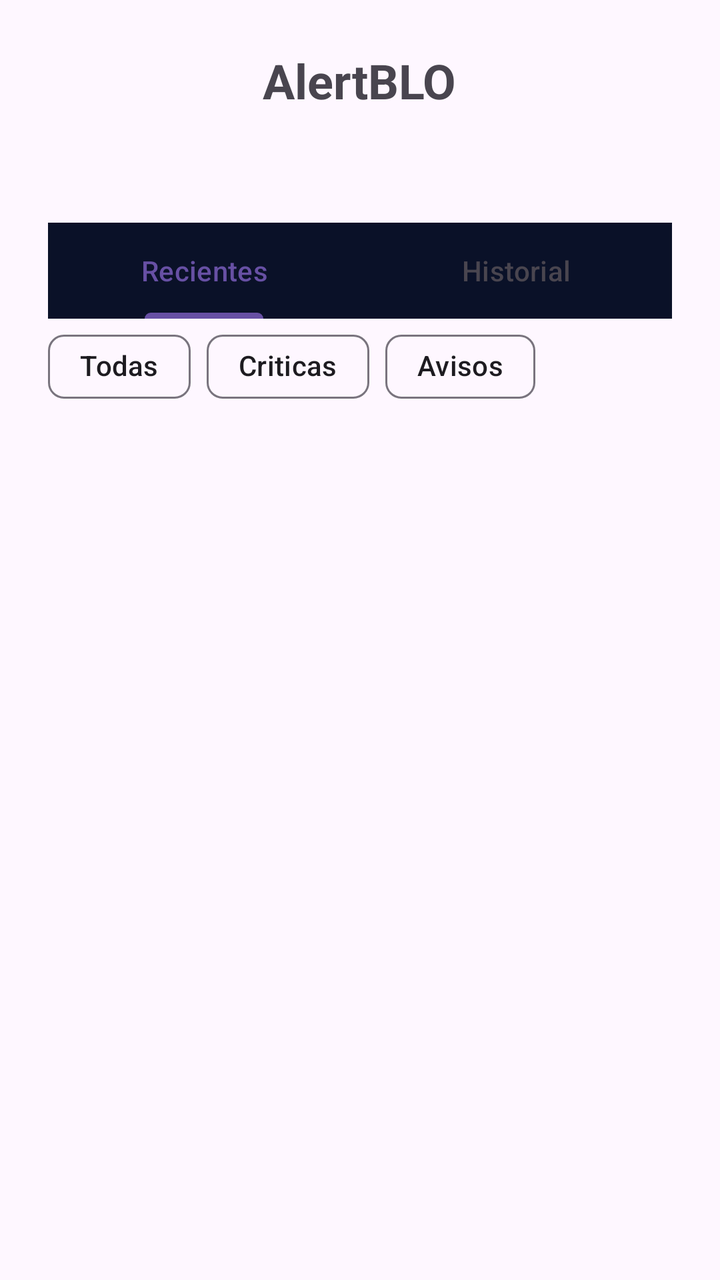
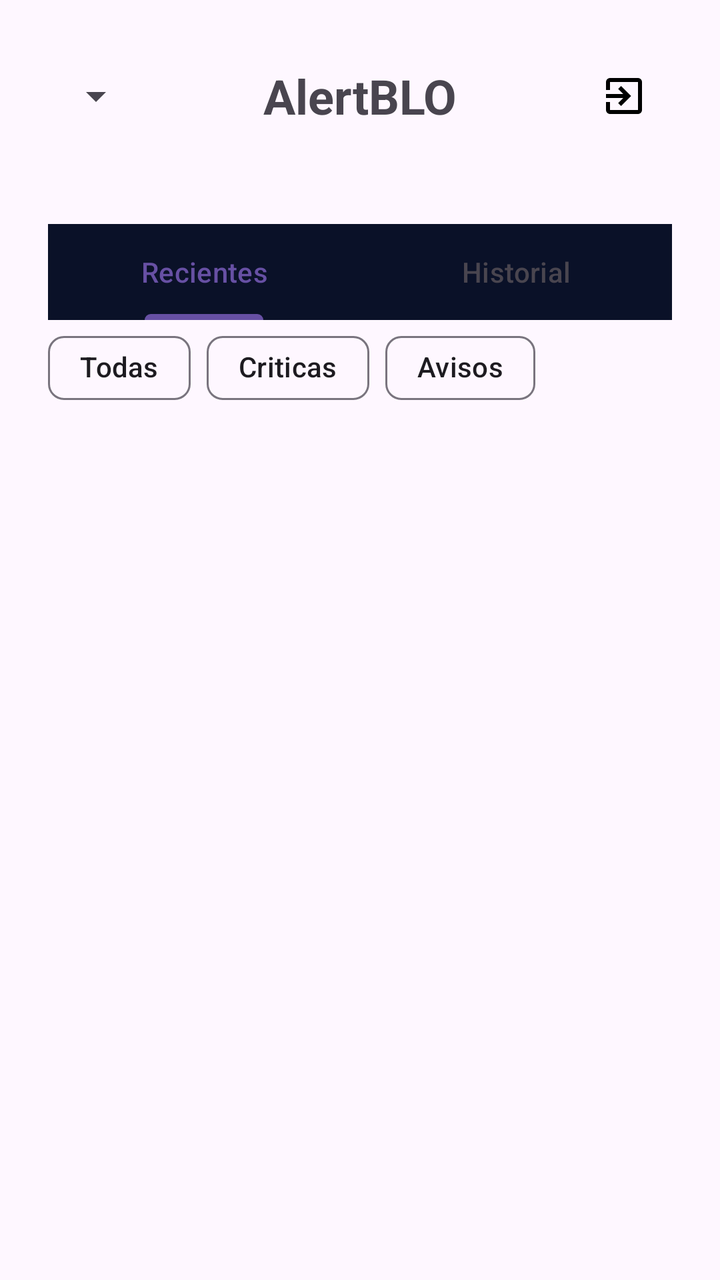

The first picture is an Android layout as it rendered before a commit; the second is the same layout after the commit. The layout source and the unified diff follow.
<!-- AndroidManifest.xml: application theme Theme.AlertBLO -->
<!-- res/layout/activity_main.xml -->
<?xml version="1.0" encoding="utf-8"?>
<LinearLayout xmlns:android="http://schemas.android.com/apk/res/android"
    android:layout_width="match_parent"
    android:layout_height="match_parent"
    android:gravity="center_horizontal"
    android:orientation="vertical"
    android:padding="24dp" >

    <TextView
        android:id="@+id/txtAppName"
        android:layout_width="wrap_content"
        android:layout_height="wrap_content"
        android:text="@string/txt_alert_blo"
        android:textSize="24sp"
        android:textStyle="bold" />

    <Space
        android:layout_width="match_parent"
        android:layout_height="55dp" />

    <com.google.android.material.tabs.TabLayout
        android:id="@+id/tabLayoutAlertas"
        android:layout_width="match_parent"
        android:layout_height="48dp"
        android:clickable="true"
        android:focusable="true"
        android:background="#0A1128" >

        <com.google.android.material.tabs.TabItem
            android:id="@+id/alertas_recientes"
            android:layout_width="wrap_content"
            android:layout_height="wrap_content"
            android:text="@string/txt_alertas_recientes" />

        <com.google.android.material.tabs.TabItem
            android:id="@+id/historial"
            android:layout_width="wrap_content"
            android:layout_height="wrap_content"
            android:text="@string/txt_historial_alertas" />

    </com.google.android.material.tabs.TabLayout>

    <HorizontalScrollView
        android:layout_width="match_parent"
        android:layout_height="48dp">

        <com.google.android.material.chip.ChipGroup
            android:layout_width="wrap_content"
            android:layout_height="wrap_content">

            <com.google.android.material.chip.Chip
                android:id="@+id/chipTodas"
                android:layout_width="wrap_content"
                android:layout_height="wrap_content"
                android:text="@string/txt_todas" />

            <com.google.android.material.chip.Chip
                android:id="@+id/chipAlertaCritica"
                android:layout_width="wrap_content"
                android:layout_height="wrap_content"
                android:text="@string/txt_critica"/>

            <com.google.android.material.chip.Chip
                android:id="@+id/chipAlertaNormal"
                android:layout_width="wrap_content"
                android:layout_height="wrap_content"
                android:text="@string/txt_aviso" />

        </com.google.android.material.chip.ChipGroup>
    </HorizontalScrollView>

    <androidx.recyclerview.widget.RecyclerView
        android:id="@+id/recyclerViewAlertas"
        android:layout_width="match_parent"
        android:layout_height="0dp"
        android:layout_weight="1" />

</LinearLayout>
<!-- resources referenced by this layout -->
<resources>
  <string name="txt_alert_blo" translatable="false">AlertBLO</string>
  <string name="txt_alertas_recientes">Recientes</string>
  <string name="txt_aviso">Avisos</string>
  <string name="txt_critica">Criticas</string>
  <string name="txt_historial_alertas" translatable="false">Historial</string>
  <string name="txt_todas">Todas</string>
  <style name="Theme.AlertBLO" parent="Base.Theme.AlertBLO" />
  <style name="Base.Theme.AlertBLO" parent="Theme.Material3.DayNight.NoActionBar">
          
          
      </style>
</resources>

<!-- the commit's change to res/layout/activity_main.xml (unified diff, before → after) -->
@@ -6,17 +6,50 @@
     android:orientation="vertical"
     android:padding="24dp" >
 
-    <TextView
-        android:id="@+id/txtAppName"
-        android:layout_width="wrap_content"
-        android:layout_height="wrap_content"
-        android:text="@string/txt_alert_blo"
-        android:textSize="24sp"
-        android:textStyle="bold" />
+    <RelativeLayout
+        android:layout_width="match_parent"
+        android:layout_height="wrap_content">
+
+        <Spinner
+            android:id="@+id/spn_idioma"
+            android:layout_width="wrap_content"
+            android:layout_height="wrap_content"
+            android:layout_alignParentStart="true"
+            android:layout_centerVertical="true"
+            android:minHeight="48dp" />
+
+        <TextView
+            android:id="@+id/txtAppName"
+            android:layout_width="wrap_content"
+            android:layout_height="wrap_content"
+            android:layout_centerVertical="true"
+            android:layout_toStartOf="@id/btn_salir"
+            android:layout_toEndOf="@id/spn_idioma"
+            android:layout_marginStart="4dp"
+            android:layout_marginEnd="4dp"
+            android:gravity="center"
+            android:maxLines="1"
+            android:ellipsize="end"
+            android:text="@string/txt_alert_blo"
+            android:textSize="24sp"
+            android:textStyle="bold" />
+
+        <ImageButton
+            android:id="@+id/btn_salir"
+            android:layout_width="48dp"
+            android:layout_height="48dp"
+            android:layout_alignParentEnd="true"
+            android:layout_centerVertical="true"
+            android:background="?attr/selectableItemBackgroundBorderless"
+            android:contentDescription="@string/txt_salir"
+            android:src="@drawable/ic_salir" />
+
+
+    </RelativeLayout>
 
     <Space
         android:layout_width="match_parent"
-        android:layout_height="55dp" />
+        android:layout_height="40dp" />
 
     <com.google.android.material.tabs.TabLayout
         android:id="@+id/tabLayoutAlertas"
<!-- resource entries referenced after the edit -->
@@ -1,10 +1,17 @@
 <!-- resources referenced by this layout -->
 <resources>
+  <!-- drawable ic_salir (drawable) -->
+  <vector xmlns:android="http://schemas.android.com/apk/res/android" android:autoMirrored="true" android:height="24dp" android:tint="#000000" android:viewportHeight="960" android:viewportWidth="960" android:width="24dp">
+        
+      <path android:fillColor="@android:color/white" android:pathData="M200,840Q167,840 143.5,816.5Q120,793 120,760L120,600L200,600L200,760Q200,760 200,760Q200,760 200,760L760,760Q760,760 760,760Q760,760 760,760L760,200Q760,200 760,200Q760,200 760,200L200,200Q200,200 200,200Q200,200 200,200L200,360L120,360L120,200Q120,167 143.5,143.5Q167,120 200,120L760,120Q793,120 816.5,143.5Q840,167 840,200L840,760Q840,793 816.5,816.5Q793,840 760,840L200,840ZM420,680L364,622L466,520L120,520L120,440L466,440L364,338L420,280L620,480L420,680Z"/>
+      
+  </vector>
   <string name="txt_alert_blo" translatable="false">AlertBLO</string>
   <string name="txt_alertas_recientes">Recientes</string>
   <string name="txt_aviso">Avisos</string>
   <string name="txt_critica">Criticas</string>
   <string name="txt_historial_alertas" translatable="false">Historial</string>
+  <string name="txt_salir">salir</string>
   <string name="txt_todas">Todas</string>
   <style name="Theme.AlertBLO" parent="Base.Theme.AlertBLO" />
   <style name="Base.Theme.AlertBLO" parent="Theme.Material3.DayNight.NoActionBar">
